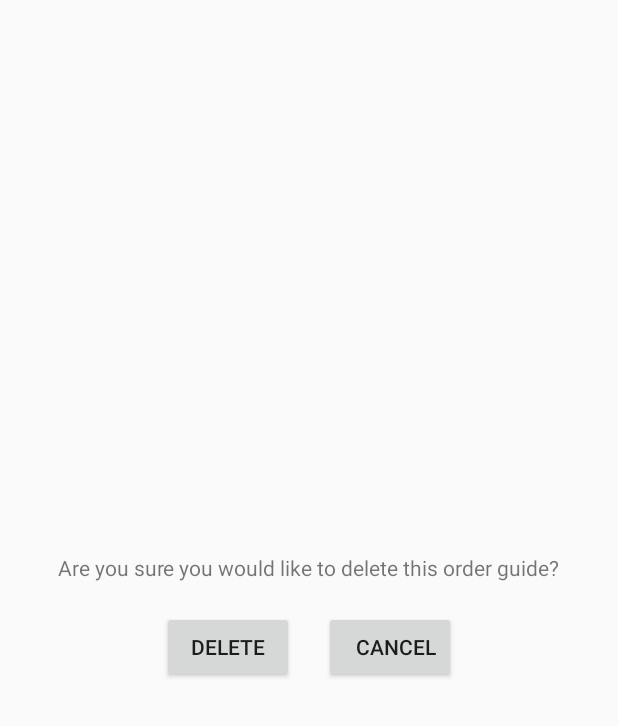
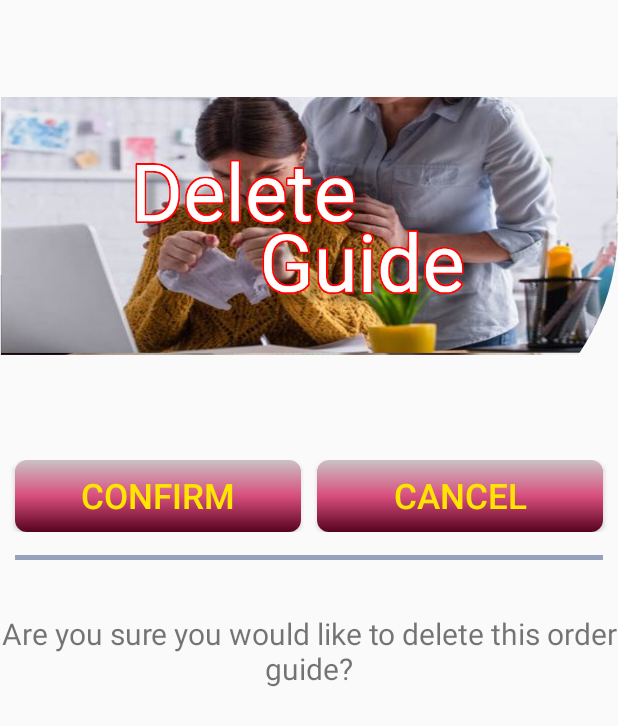
Before and after one commit to ryanMHub/OrderUp---Android, an Android app: the DeleteOrderGuideActivity screen opened directly, with no data from a screen before it, on a phone screen of 412 x 824 dp. Shown: the top 726 px of the screen. Run offline under Robolectric (Android 15) with nearby library versions, the light colour scheme and no system bars.

Commit message:
Added Delete activity GUI

```diff
--- a/app/src/main/java/com/practice/practiceorderup01/AddOrderGuideActivity.java
+++ b/app/src/main/java/com/practice/practiceorderup01/AddOrderGuideActivity.java
@@ -14,6 +14,7 @@ import java.util.ArrayList;
 
 public class AddOrderGuideActivity extends AppCompatActivity {
     //Todo: Add delete item to Create Order guide
+    //Todo: send a toast when creation is complete
     //Todo: When you click create the activity closes and does not open Main Activity ? Happened when I added a large amount of items or maybe a space in the name
     //declares the connection to the OrderGuide name editText tag
     private EditText edtTableName;
--- a/app/src/main/java/com/practice/practiceorderup01/EditOrderGuideActivity.java
+++ b/app/src/main/java/com/practice/practiceorderup01/EditOrderGuideActivity.java
@@ -14,6 +14,7 @@ import java.util.ArrayList;
 public class EditOrderGuideActivity extends AppCompatActivity {
     //Todo: Add hint instead of text to text boxes and par boxes
     //Todo: Create exception for when there is no value in par edt box
+    //Todo: add a toast when the edit is complete, custom fix the delete and the add
     //declare tags from activity_edit_order_guide
     private EditText edtOrderGuideName;
     private Button btnAddItem;
--- a/app/src/main/res/layout/activity_delete_order_guide.xml
+++ b/app/src/main/res/layout/activity_delete_order_guide.xml
@@ -1,40 +1,83 @@
 <?xml version="1.0" encoding="utf-8"?>
-<LinearLayout xmlns:android="http://schemas.android.com/apk/res/android"
+<androidx.constraintlayout.widget.ConstraintLayout xmlns:android="http://schemas.android.com/apk/res/android"
               xmlns:tools="http://schemas.android.com/tools"
               xmlns:app="http://schemas.android.com/apk/res-auto"
               android:layout_width="match_parent"
               android:layout_height="match_parent"
-              android:orientation="vertical"
-              android:gravity="center"
-              android:padding="10dp"
               tools:context=".DeleteOrderGuideActivity">
+
+    <!--Adding header for top of the delete screen-->
+    <com.google.android.material.imageview.ShapeableImageView
+            android:layout_width="match_parent"
+            android:layout_height="wrap_content"
+            android:id="@+id/deleteHeaderImage"
+            android:src="@drawable/deleteheader01"
+            app:layout_constraintTop_toTopOf="parent"
+            app:layout_constraintEnd_toEndOf="parent"
+            app:layout_constraintStart_toStartOf="parent"
+            app:shapeAppearanceOverlay="@style/SpecificCornerRounded"/>
+
+    <!-- linear layout contains the buttons for cancel and confirm-->
+    <LinearLayout android:layout_width="match_parent"
+                  android:layout_height="wrap_content"
+                  app:layout_constraintTop_toBottomOf="@id/deleteHeaderImage"
+                  android:layout_marginTop="5dp"
+                  android:id="@+id/buttonLayout"
+                  android:orientation="horizontal">
+        <Button android:layout_width="0dp"
+                android:layout_height="wrap_content"
+                android:layout_weight="1"
+                android:layout_marginStart="10dp"
+                android:layout_marginEnd="5dp"
+                android:id="@+id/btnDelete"
+                android:textSize="23dp"
+                android:textColor="@color/yellow"
+                style="@style/RedGrayButton"
+                android:text="@string/deleteBtn"/>
+
+        <Button android:layout_width="0dp"
+                android:layout_height="wrap_content"
+                android:layout_weight="1"
+                android:layout_marginStart="5dp"
+                android:layout_marginEnd="10dp"
+                android:id="@+id/btnCancel"
+                android:textSize="23dp"
+                android:textColor="@color/yellow"
+                style="@style/RedGrayButton"
+                android:text="@string/cancelBtn"/>
+    </LinearLayout>
+
+    <!--divider line for display -->
+    <View android:layout_width="match_parent"
+          android:layout_height="3dp"
+          android:id="@+id/dividerLine02"
+          android:background="@color/lightBlueAccentLight"
+          app:layout_constraintTop_toBottomOf="@id/buttonLayout"
+          android:layout_marginStart="10dp"
+          android:layout_marginEnd="10dp"
+          android:layout_marginTop="15dp"
+          android:layout_marginBottom="0dp"/>
+
     <!-- Asks the user if they are sure if they would like to delete the table that was selected-->
     <TextView android:layout_width="wrap_content"
               android:layout_height="wrap_content"
+              android:layout_marginTop="35dp"
+              app:layout_constraintTop_toBottomOf="@id/dividerLine02"
+              app:layout_constraintLeft_toLeftOf="parent"
+              app:layout_constraintRight_toRightOf="parent"
+              android:textAlignment="center"
+              android:textSize="20dp"
+              android:id="@+id/message01"
               android:text="@string/checkDeleteMsg"/>
     <TextView android:layout_width="wrap_content"
               android:layout_height="wrap_content"
+              android:layout_marginTop="15dp"
+              app:layout_constraintLeft_toLeftOf="parent"
+              app:layout_constraintRight_toRightOf="parent"
+              app:layout_constraintTop_toBottomOf="@id/message01"
               android:id="@+id/txtTableName"
+              android:textSize="30dp"
               android:text="Dog Bone"/>
 
-    <!-- The button options are delete or cancel -->
-    <LinearLayout android:layout_width="match_parent"
-                  android:layout_height="wrap_content"
-                  android:orientation="horizontal"
-                  android:gravity="center">
 
-        <Button android:layout_width="wrap_content"
-                android:layout_height="wrap_content"
-                android:id="@+id/btnDelete"
-                android:layout_marginEnd="20dp"
-                android:text="Delete"/>
-
-        <Button android:layout_width="wrap_content"
-                android:layout_height="wrap_content"
-                android:id="@+id/btnCancel"
-                android:paddingLeft="20dp"
-                android:text="Cancel"/>
-
-    </LinearLayout>
-
-</LinearLayout>
+</androidx.constraintlayout.widget.ConstraintLayout>
--- a/app/src/main/res/layout/activity_edit_order_guide.xml
+++ b/app/src/main/res/layout/activity_edit_order_guide.xml
@@ -6,6 +6,17 @@
         android:layout_width="match_parent"
         android:layout_height="match_parent"
         tools:context=".EditOrderGuideActivity">
+
+    <!-- Header image -->
+    <com.google.android.material.imageview.ShapeableImageView
+            android:layout_width="match_parent"
+            android:layout_height="wrap_content"
+            android:id="@+id/editHeaderImage"
+            android:src="@drawable/deleteheader01"
+            app:layout_constraintTop_toTopOf="parent"
+            app:layout_constraintEnd_toEndOf="parent"
+            app:layout_constraintStart_toStartOf="parent"
+            app:shapeAppearanceOverlay="@style/SpecificCornerRounded"/>
 
     <!-- layout container for the Main label and Order Guide name edittext tag Also contains buttons and column labels-->
     <LinearLayout android:layout_width="match_parent"
--- a/app/src/main/res/layout/order_list_main.xml
+++ b/app/src/main/res/layout/order_list_main.xml
@@ -8,7 +8,7 @@
         tools:context=".OrderListActivity"
         >
 
-    <!--Adding header for top of the dashboard screen-->
+    <!--Adding header image for top of the dashboard screen-->
     <com.google.android.material.imageview.ShapeableImageView
             android:layout_width="match_parent"
             android:layout_height="wrap_content"
@@ -19,6 +19,7 @@
             app:layout_constraintStart_toStartOf="parent"
             app:shapeAppearanceOverlay="@style/SpecificCornerRounded"/>
 
+    <!--Button to process order or return to main menu-->
     <Button android:layout_width="match_parent"
             android:layout_height="wrap_content"
             android:layout_marginStart="10dp"
--- a/app/src/main/res/values/strings.xml
+++ b/app/src/main/res/values/strings.xml
@@ -9,7 +9,7 @@
     <!-- buttons -->
     <string name="addNewOrderGuide">*Add New Order Guide*</string>
     <string name="createActionBtn">Create Action</string>
-    <string name="deleteBtn">Delete</string>
+    <string name="deleteBtn">Confirm</string>
     <string name="cancelBtn">Cancel</string>
     <string name="processButton">Process Order</string>
     <string name="mainMenuButton">Main Menu</string>
```
Also changed, not shown: app/src/main/res/drawable-nodpi/deleteheader01.png (added), app/src/main/res/drawable-nodpi/editheader01.png (added).
